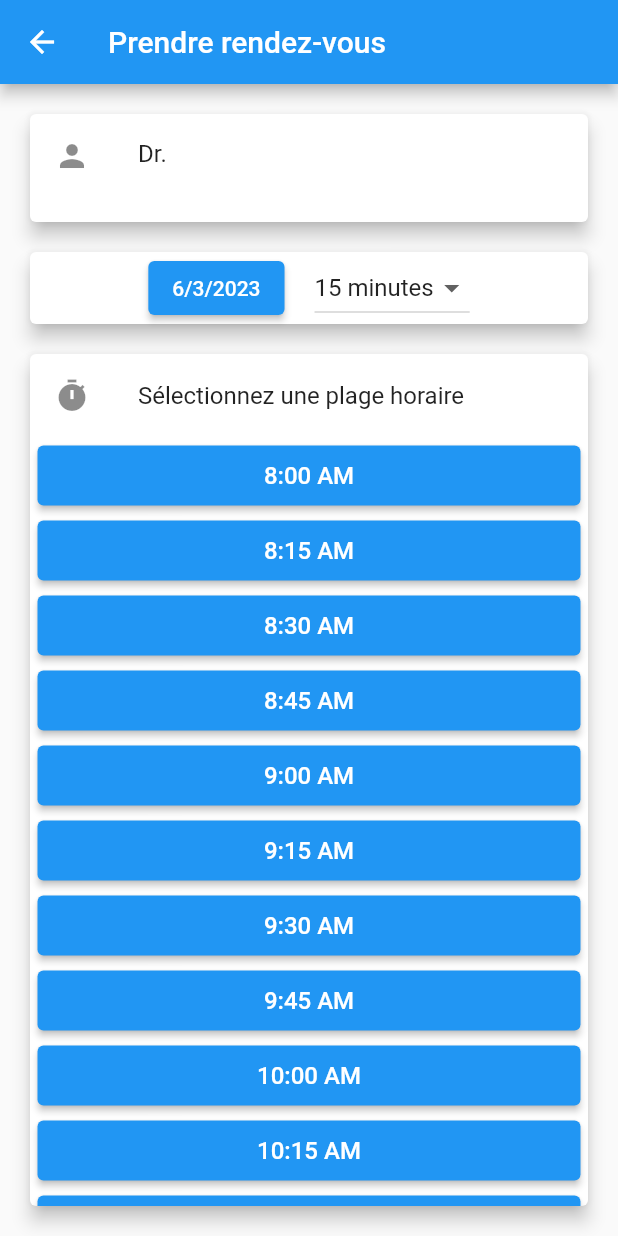
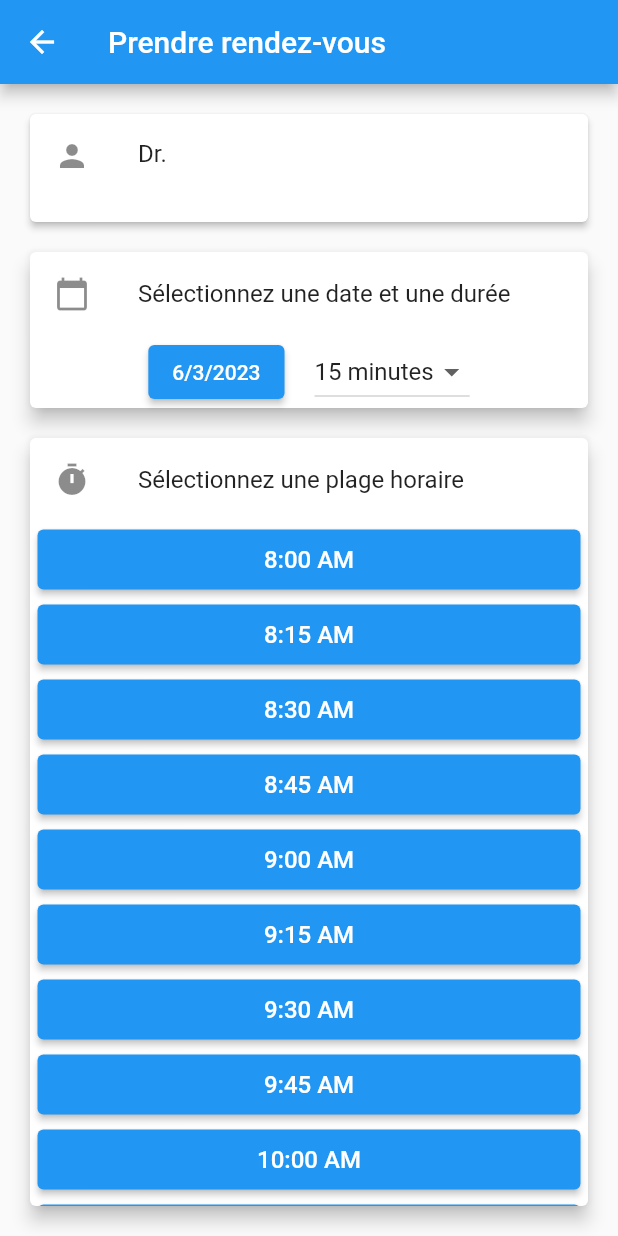
Before and after one commit to PaakuPakuu/bilotcod, a Flutter app: the PraticienPage screen opened directly with empty values, on a phone screen of 412 x 824 dp. Run offline on Flutter 3.47's test engine with Material 2 defaults, Android fonts, the light colour scheme and no system bars; our stand-ins replace cloud_firestore, firebase_auth, firebase_core, go_router, syncfusion_flutter_calendar; missing offline and left inert: firebase_ui_auth; accounts and stored records are empty.

Commit message:
je sais plus

```diff
--- a/bilotcode_patient/lib/pages/home_page.dart
+++ b/bilotcode_patient/lib/pages/home_page.dart
@@ -22,7 +22,7 @@ class _HomePageState extends State<HomePage> {
   Widget build(BuildContext context) {
     return Scaffold(
       appBar: AppBar(
-        title: const Text('Search'),
+        title: const Text('Bilotcod - Patient'),
       ),
       body: Padding(
         padding: const EdgeInsets.all(8.0),
--- a/bilotcode_patient/lib/pages/praticien_page.dart
+++ b/bilotcode_patient/lib/pages/praticien_page.dart
@@ -1,4 +1,6 @@
+import 'package:bilotcod_patient/app_state.dart';
 import 'package:flutter/material.dart';
+import 'package:provider/provider.dart';
 
 import '../models/praticien.dart';
 import '../models/rdv.dart';
@@ -34,23 +36,18 @@ class _PraticienPageState extends State<PraticienPage> {
           mainAxisSize: MainAxisSize.min,
           children: [
             _getPraticienCard(),
-            Card(
-              margin: const EdgeInsets.only(left: 20, right: 20, top: 20),
-              elevation: 5,
-              child: Row(
-                mainAxisAlignment: MainAxisAlignment.center,
-                children: [
-                  MyDatePicker(onDateSelected: (DateTime date) {
-                    _selectedDate = date;
-                  }),
-                  const SizedBox(width: 20),
-                  _getDurationDropdown(
-                      _selectedDuration, durationInMinutesList),
+            _getSelectDateCard(),
+            Flexible(
+              child: _getSelectHourCard(context, hours),
+            ),
           ],
         ),
       ),
-            Flexible(
-              child: Card(
+    );
+  }
+
+  Card _getSelectHourCard(BuildContext context, List<TimeOfDay> hours) {
+    return Card(
       margin: const EdgeInsets.all(20),
       elevation: 5,
       child: Column(
@@ -60,14 +57,36 @@ class _PraticienPageState extends State<PraticienPage> {
             title: Text('Sélectionnez une plage horaire'),
           ),
           Expanded(
-                      child: _getListedHours(hours, context),
+            child: !context.watch<ApplicationState>().areRdvsLoading
+                ? _getListedHours(hours, context)
+                : const Center(child: CircularProgressIndicator()),
           ),
         ],
       ),
+    );
+  }
+
+  Card _getSelectDateCard() {
+    return Card(
+      margin: const EdgeInsets.only(left: 20, right: 20, top: 20),
+      elevation: 5,
+      child: Column(
+        children: [
+          const ListTile(
+            leading: Icon(Icons.calendar_today),
+            title: Text('Sélectionnez une date et une durée'),
           ),
+          Row(
+            mainAxisAlignment: MainAxisAlignment.center,
+            children: [
+              MyDatePicker(onDateSelected: (DateTime date) {
+                _selectedDate = date;
+              }),
+              const SizedBox(width: 20),
+              _getDurationDropdown(_selectedDuration, durationInMinutesList),
+            ],
           ),
         ],
-        ),
       ),
     );
   }
@@ -85,8 +104,16 @@ class _PraticienPageState extends State<PraticienPage> {
                       context,
                       MaterialPageRoute(
                         builder: (context) => AppointmentForm(
-                            rdv: Rdv(widget.praticien, _selectedDate,
-                                _selectedDuration!, false)),
+                            rdv: Rdv(
+                                widget.praticien,
+                                DateTime(
+                                    _selectedDate.year,
+                                    _selectedDate.month,
+                                    _selectedDate.day,
+                                    hour.hour,
+                                    hour.minute),
+                                _selectedDuration!,
+                                false)),
                       ),
                     );
                   },
@@ -135,7 +162,7 @@ class _PraticienPageState extends State<PraticienPage> {
   Card _getPraticienCard() {
     return Card(
       margin: const EdgeInsets.only(left: 20, right: 20, top: 20),
-      elevation: 5,
+      elevation: 2,
       child: ListTile(
         leading: const Icon(Icons.person),
         title: Text('Dr. ${widget.praticien.nom} ${widget.praticien.prenom}'),
--- a/bilotcode_patient/lib/widgets/praticien_list_item.dart
+++ b/bilotcode_patient/lib/widgets/praticien_list_item.dart
@@ -9,7 +9,7 @@ class PraticienListItem extends ListTile {
     required Function onTap,
   }) : super(
           leading: const Icon(Icons.person),
-          title: Text(praticien.nom),
+          title: Text('Dr. ${praticien.nom} ${praticien.prenom}'),
           subtitle: Text(praticien.specialite),
           onTap: () => onTap(praticien),
           trailing: const Icon(Icons.arrow_forward_ios),
```
Also changed, not shown: bilotcode_patient/lib/app_state.dart (+11 -2 lines), bilotcode_patient/lib/pages/patient_rdvs_page.dart (+12 -6 lines), bilotcode_patient/lib/pages/rdv_form.dart (+18 -5 lines). Lines whose indentation alone changed are shown as unchanged.
